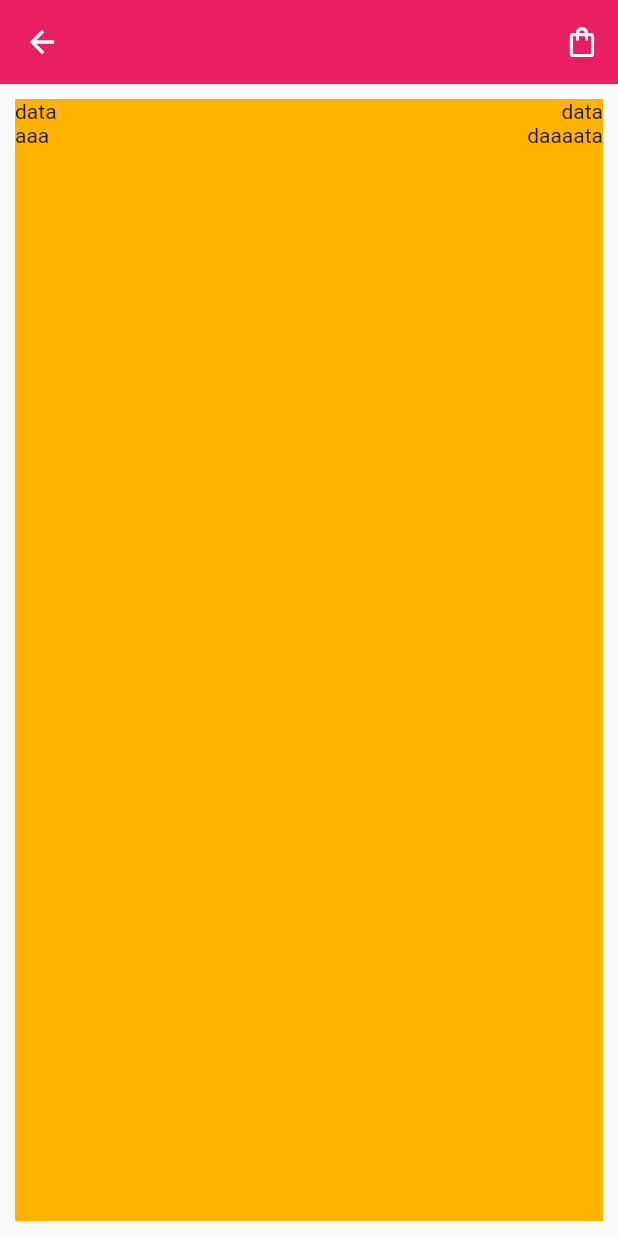
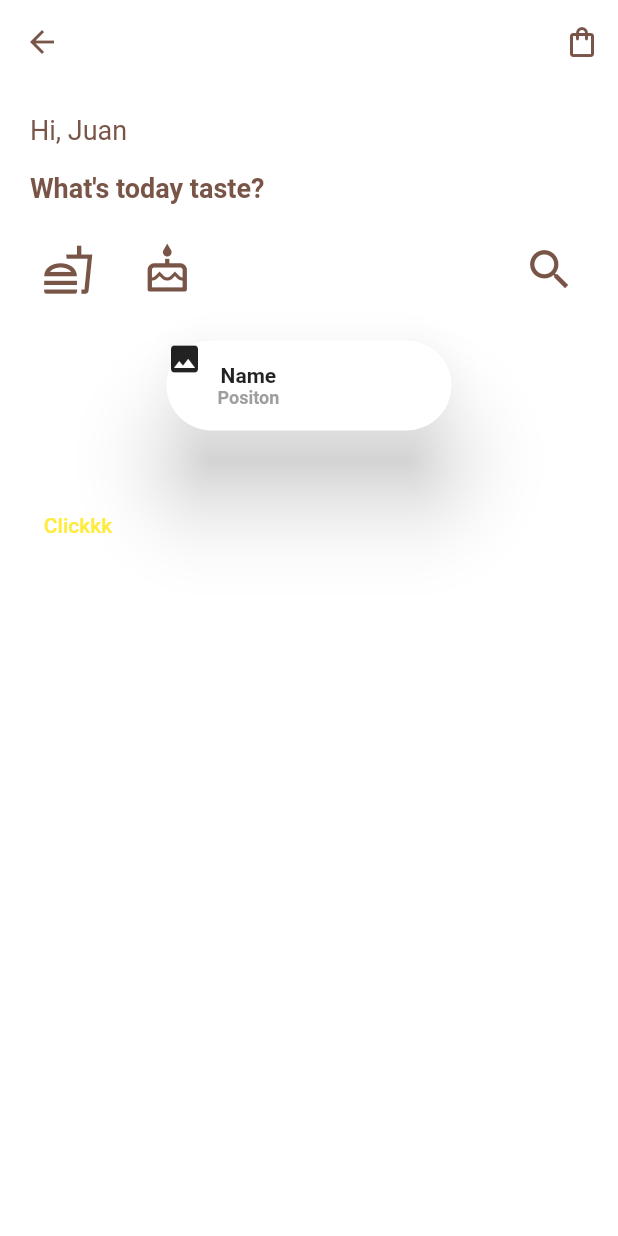
Before and after one commit to juanamador10/app-products_flutter, a Flutter app: the screen it shows after launch, on a phone screen of 412 x 824 dp. Run offline on Flutter 3.47's test engine with Material 2 defaults, Android fonts, the phone set to English and light mode, and no system bars.

Commit message:
Product Card

```diff
--- /dev/null
+++ b/app_products_flutter/lib/models/product_show_card.dart
@@ -0,0 +1,68 @@
+import 'package:flutter/material.dart';
+
+class ProductShowCard extends StatelessWidget {
+  final String name;
+  final String position;
+
+  const ProductShowCard(
+      {Key? key,
+      required this.name,
+      required this.position,})
+      : super(key: key);
+
+  @override
+  Widget build(BuildContext context) {
+    const fontStyle1 = TextStyle(
+      fontWeight: FontWeight.bold,
+    );
+    const fontStyle2 = TextStyle(
+        fontWeight: FontWeight.bold, color: Colors.grey, fontSize: 12);
+
+    return Column(
+      children: [
+        InkWell(
+          onTap: () => {
+            Navigator.push(context,
+                MaterialPageRoute(builder: (context) => const Icon(Icons.share)))
+          },
+          child: Card(
+              shape: RoundedRectangleBorder(
+                  borderRadius: BorderRadius.circular(150)),
+              elevation: 25,
+              child: SizedBox(
+                height: 60,
+                width: 190,
+                child: Row(
+                  children: [
+                    Column(
+                      children: [
+                        ClipPath(
+                          child: ClipRRect(
+                            borderRadius: BorderRadius.circular(10.0),
+                            child: const Icon(Icons.image),
+                          ),
+                        )
+                      ],
+                    ),
+                    Padding(
+                      padding: const EdgeInsets.only(left: 10),
+                      child: Column(
+                        mainAxisAlignment: MainAxisAlignment.center,
+                        crossAxisAlignment: CrossAxisAlignment.center,
+                        children: [
+                          Text(name, style: fontStyle1),
+                          Text(
+                            position,
+                            style: fontStyle2,
+                          )
+                        ],
+                      ),
+                    ),
+                  ],
+                ),
+              )),
+        ),
+      ],
+    );
+  }
+}
--- a/app_products_flutter/lib/screen/home_screen.dart
+++ b/app_products_flutter/lib/screen/home_screen.dart
@@ -1,32 +1,53 @@
+import 'package:app_products_flutter/models/product_card.dart';
+import 'package:app_products_flutter/models/product_show_card.dart';
 import 'package:flutter/material.dart';
 
 class HomeScreen extends StatefulWidget {
+  //final String changing_text;
+
   const HomeScreen({Key? key}) : super(key: key);
+
 
   @override
   State<HomeScreen> createState() => _HomeScreenState();
 
 }
 
+String imageLink= "Hola";
+String name = "Name";
+String position = "Positon";
+
 class _HomeScreenState extends State<HomeScreen> {
+
+  prodcutChange(String nameChange, String positionChange) {
+       setState(() {name = nameChange; position = positionChange;});
+    }
+
   @override
   Widget build(BuildContext context) {
 
+
+    const textTitleStyle = TextStyle(fontSize: 18, color: Colors.brown);
+    const textTitleBoldStyle = TextStyle(fontWeight: FontWeight.bold, fontSize: 18, color: Colors.brown);
+
     return Scaffold(
-       appBar: AppBar(
-        leading: IconButton(onPressed: () {}, icon: const Icon(Icons.arrow_back)),
+        backgroundColor: Colors.white,
+        appBar: AppBar(
+        leading: IconButton(onPressed: () {}, icon: const Icon(Icons.arrow_back, color: Colors.brown,)),
         //title: const Text('SQLite Example with Cats'),
         elevation: 0,
-        backgroundColor: Colors.pink,
+        backgroundColor: Colors.white,
         actions: [
           IconButton(
             onPressed: () {},
-            icon: const Icon(Icons.shopping_bag_outlined)),
+            icon: const Icon(Icons.shopping_bag_outlined, color: Colors.brown,)),
         ],),
+
+
       body: Container(
         /*padding: const EdgeInsets.all(10.0),*/
-        margin: const EdgeInsets.all(10.0),
-        color: Colors.amber[600],
+        margin: const EdgeInsets.all(20.0),
+        color: Colors.white,
         child: ListView(
           scrollDirection: Axis.vertical,
           //shrinkWrap: true,
@@ -38,23 +59,71 @@ class _HomeScreenState extends State<HomeScreen> {
                   mainAxisAlignment: MainAxisAlignment.spaceBetween,
                   // ignore: prefer_const_literals_to_create_immutables
                   children: [
-                    const Text("data"),
-                    const Text("data"),
+                    const Text("Hi, Juan", style: textTitleStyle,),
                   ],
                 )
               ],
             ),
+
+            const SizedBox(height: 18,),
+
             Column(
               children: [
                 Row(
                   mainAxisAlignment: MainAxisAlignment.spaceBetween,
                   // ignore: prefer_const_literals_to_create_immutables
                   children: [
-                    const Text("aaa"),
-                    const Text("daaaata"),
+                    const Text("What's today taste?", style: textTitleBoldStyle,),
                   ],
                 )
               ],
+            ),
+
+            const SizedBox(height: 18,),
+
+            Column(
+              children: [
+                Row(
+                  mainAxisAlignment: MainAxisAlignment.spaceBetween,
+                  // ignore: prefer_const_literals_to_create_immutables
+                  children: [
+                    Row(
+                      children: [
+                        IconButton(onPressed: () {}, icon: const Icon(Icons.fastfood_outlined), color: Colors.brown, iconSize: 35),
+                        const SizedBox(width: 15,),
+
+                        IconButton(onPressed: () {}, icon: const Icon(Icons.cake_outlined), color: Colors.brown, iconSize: 35),
+                      ],
+                    ),
+                    IconButton(onPressed: () {}, icon: const Icon(Icons.search_outlined), color: Colors.brown, iconSize: 35,),
+
+                  ],
+                )
+              ],
+            ),
+
+            const SizedBox(height: 18,),
+
+            ProductShowCard(name: name, position: position),
+
+            const SizedBox(height: 35,),
+
+            Column(
+              children: [
+                SingleChildScrollView(
+                  child: Row(
+              //scrollDirection: Axis.horizontal,
+              // ignore: prefer_const_literals_to_create_immutables - - - - - - -
+              // ignore: prefer_const_literals_to_create_immutables
+                    children: [
+                      TextButton(
+                        style: TextButton.styleFrom(foregroundColor: Colors.yellow),
+                        onPressed: () => {prodcutChange("Change name", "Change Position"), },
+                        child: const Text("Clickkk")),
+                    ],
+                  ),
+                ),
+              ]
             ),
           ],
         )
```
Also changed, not shown: app_products_flutter/lib/models/product_card.dart (added, +68 -0 lines).
